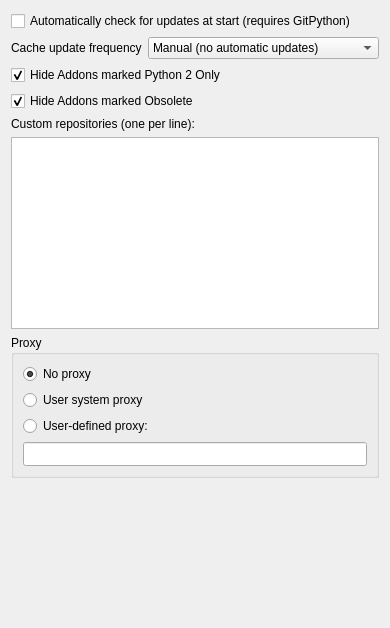
The window that AddonManagerOptions.ui (chennes/AddonManager) describes before a commit, drawn with Qt 5.
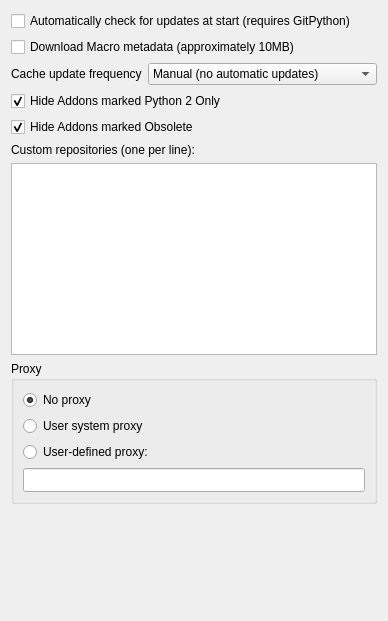
The same window after the commit. Custom widgets are drawn as their Qt base class.

Commit message: Addon Manager: Add preference to control macro download

```diff
--- a/AddonManagerOptions.ui
+++ b/AddonManagerOptions.ui
@@ -6,8 +6,8 @@
    <rect>
     <x>0</x>
     <y>0</y>
-    <width>390</width>
-    <height>628</height>
+    <width>388</width>
+    <height>621</height>
    </rect>
   </property>
   <property name="windowTitle">
@@ -35,6 +35,19 @@
      </property>
     </widget>
    </item>
+   <item>
+    <widget class="Gui::PrefCheckBox" name="guiprefcheckboxdownloadmacros">
+     <property name="text">
+      <string>Download Macro metadata (approximately 10MB)</string>
+     </property>
+     <property name="prefEntry" stdset="0">
+      <string>DownloadMacros</string>
+     </property>
+     <property name="prefPath" stdset="0">
+      <string>Addons</string>
+     </property>
+    </widget>
+   </item>
    <item>
     <layout class="QHBoxLayout" name="horizontalLayout">
      <item>
```
The commit also changes 4 other files.
